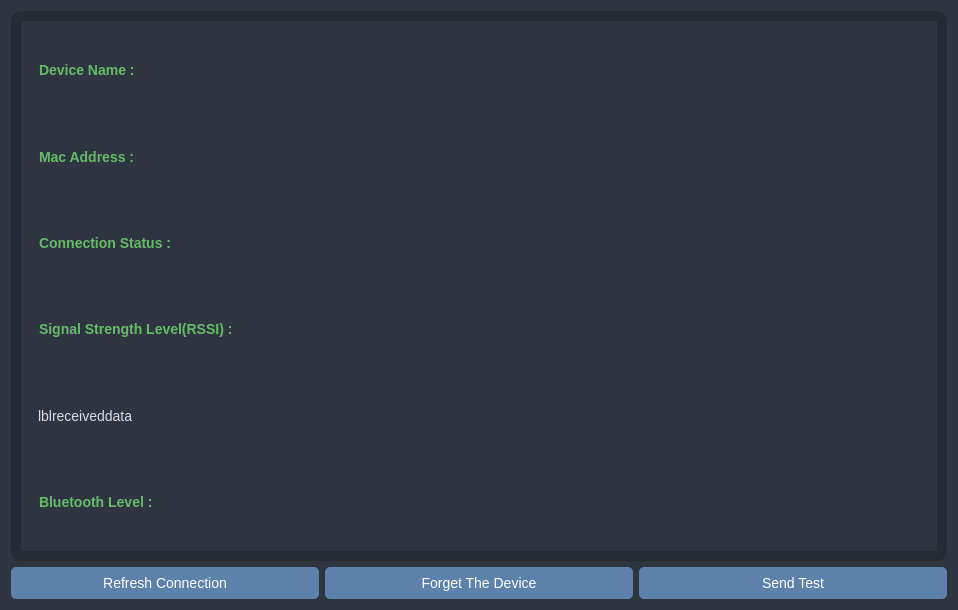
kuvvetliisik/mte_ble_agent, file deviceinfo.ui: the form before one commit.
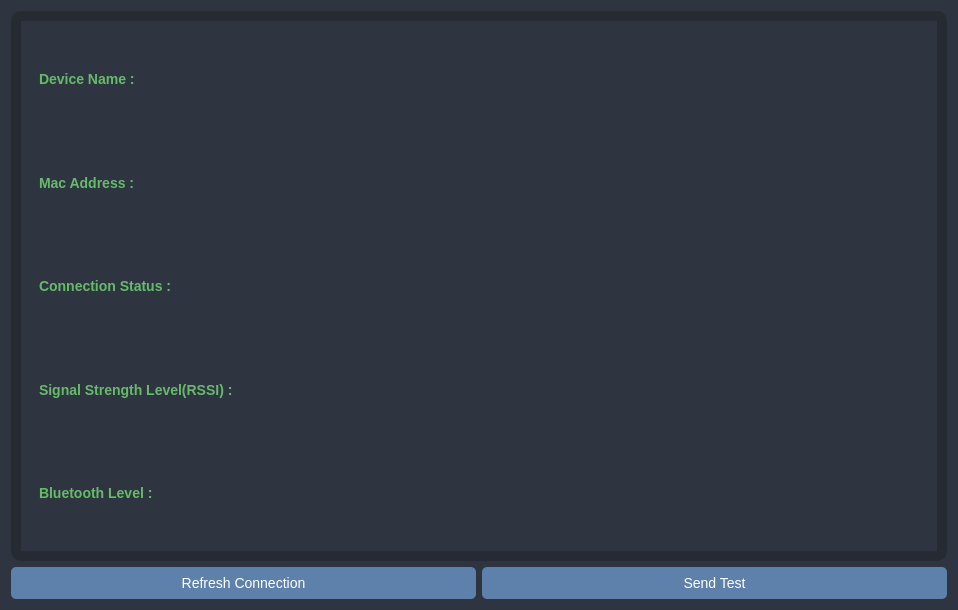
The form after the commit.

```diff
--- a/deviceinfo.ui
+++ b/deviceinfo.ui
@@ -34,7 +34,7 @@
 }</string>
   </property>
   <layout class="QGridLayout" name="gridLayout">
-   <item row="1" column="2">
+   <item row="1" column="1">
     <widget class="QPushButton" name="pushButton_3">
      <property name="styleSheet">
       <string notr="true">QPushButton {
@@ -59,31 +59,6 @@
      </property>
     </widget>
    </item>
-   <item row="1" column="1">
-    <widget class="QPushButton" name="btnForgetDevice">
-     <property name="styleSheet">
-      <string notr="true">QPushButton {
-    background-color: #5E81AC; /* Mavi Ton */
-    color: white;
-    border-radius: 5px;
-    padding: 8px;
-    font-size: 14px;
-}
-
-QPushButton:hover {
-    background-color: #81A1C1; /* Açık Mavi */
-}
-
-QPushButton:pressed {
-    background-color: #4C566A; /* Koyu Gri */
-}
-</string>
-     </property>
-     <property name="text">
-      <string>Forget The Device</string>
-     </property>
-    </widget>
-   </item>
    <item row="1" column="0">
     <widget class="QPushButton" name="btnRefresh">
      <property name="styleSheet">
@@ -109,7 +84,7 @@
      </property>
     </widget>
    </item>
-   <item row="0" column="0" colspan="3">
+   <item row="0" column="0" colspan="2">
     <widget class="QStackedWidget" name="stackedWidget">
      <property name="styleSheet">
       <string notr="true">QStackedWidget {
@@ -169,22 +144,7 @@
          </property>
         </widget>
        </item>
-       <item row="2" column="0">
-        <widget class="QLabel" name="lblConnectionStatus_2">
-         <property name="styleSheet">
-          <string notr="true">QLabel {
-    font-size: 14px;
-    font-weight: bold;
-    color: #66BB6A;
-}
-</string>
-         </property>
-         <property name="text">
-          <string>Connection Status :</string>
-         </property>
-        </widget>
-       </item>
-       <item row="3" column="0">
+       <item row="4" column="0">
         <widget class="QLabel" name="lblSignalStrength">
          <property name="styleSheet">
           <string notr="true">QLabel {
@@ -199,7 +159,7 @@
          </property>
         </widget>
        </item>
-       <item row="1" column="0">
+       <item row="2" column="0">
         <widget class="QLabel" name="lblMacAddress">
          <property name="styleSheet">
           <string notr="true">QLabel {
@@ -214,10 +174,33 @@
          </property>
         </widget>
        </item>
-       <item row="4" column="0">
-        <widget class="QLabel" name="lblReceivedData">
+       <item row="3" column="0">
+        <widget class="QLabel" name="lblConnectionStatus_2">
+         <property name="styleSheet">
+          <string notr="true">QLabel {
+    font-size: 14px;
+    font-weight: bold;
+    color: #66BB6A;
+}
+</string>
+         </property>
          <property name="text">
-          <string>lblreceiveddata</string>
+          <string>Connection Status :</string>
+         </property>
+        </widget>
+       </item>
+       <item row="0" column="0">
+        <widget class="QLabel" name="lblDeviceName">
+         <property name="styleSheet">
+          <string notr="true">QLabel {
+    font-size: 14px;
+    font-weight: bold;
+    color: #66BB6A;
+}
+</string>
+         </property>
+         <property name="text">
+          <string>Device Name :</string>
          </property>
         </widget>
        </item>
```
Left out of the diff: 15 changed lines with no effect on the pictures.
